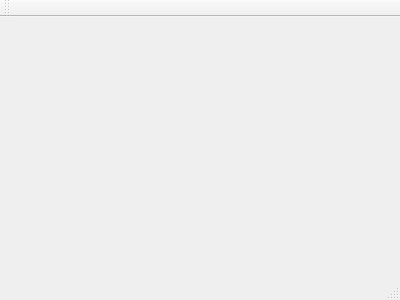
First picture: the form in mainwindow.ui, repository mmmoonie/WebViewSpider, before the edit.
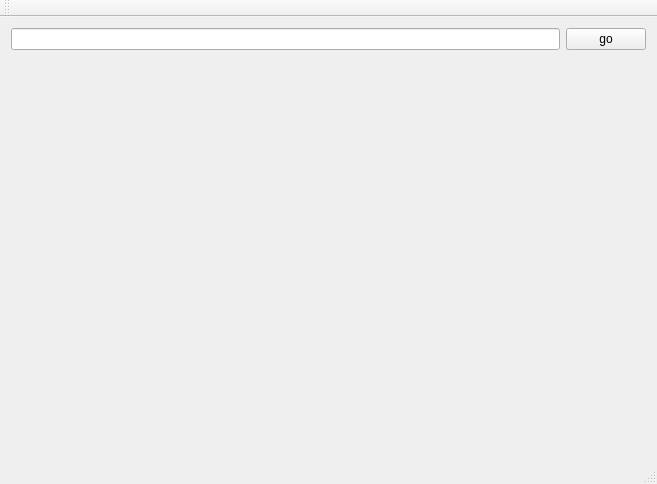
Second picture: the form after the edit.

Commit message: open mainwindow when the tcp connected

Diff of the .ui file:
```diff
--- a/mainwindow.ui
+++ b/mainwindow.ui
@@ -1,24 +1,55 @@
 <ui version="4.0">
  <class>MainWindow</class>
- <widget class="QMainWindow" name="MainWindow" >
-  <property name="geometry" >
+ <widget class="QMainWindow" name="MainWindow">
+  <property name="geometry">
    <rect>
     <x>0</x>
     <y>0</y>
-    <width>400</width>
-    <height>300</height>
+    <width>657</width>
+    <height>484</height>
    </rect>
   </property>
   <property name="windowTitle" >
    <string>MainWindow</string>
   </property>
-  <widget class="QMenuBar" name="menuBar" />
-  <widget class="QToolBar" name="mainToolBar" />
-  <widget class="QWidget" name="centralWidget" />
-  <widget class="QStatusBar" name="statusBar" />
+  <widget class="QWidget" name="centralWidget">
+   <layout class="QGridLayout" name="gridLayout">
+    <item row="0" column="0">
+     <widget class="QLineEdit" name="lineEditUrl"/>
+    </item>
+    <item row="0" column="1">
+     <widget class="QPushButton" name="pushButtonGo">
+      <property name="text">
+       <string>go</string>
+      </property>
+     </widget>
+    </item>
+    <item row="1" column="0" colspan="2">
+     <widget class="QWidget" name="widget" native="true"/>
+    </item>
+   </layout>
+  </widget>
+  <widget class="QMenuBar" name="menuBar">
+   <property name="geometry">
+    <rect>
+     <x>0</x>
+     <y>0</y>
+     <width>657</width>
+     <height>23</height>
+    </rect>
+   </property>
+  </widget>
+  <widget class="QToolBar" name="mainToolBar">
+   <attribute name="toolBarArea">
+    <enum>TopToolBarArea</enum>
+   </attribute>
+   <attribute name="toolBarBreak">
+    <bool>false</bool>
+   </attribute>
+  </widget>
+  <widget class="QStatusBar" name="statusBar"/>
  </widget>
- <layoutDefault spacing="6" margin="11" />
- <pixmapfunction></pixmapfunction>
+ <layoutdefault spacing="6" margin="11"/>
  <resources/>
  <connections/>
 </ui>
```
Left out of the diff: 3 changed lines with no effect on the pictures. The commit also changes 2 other files.
